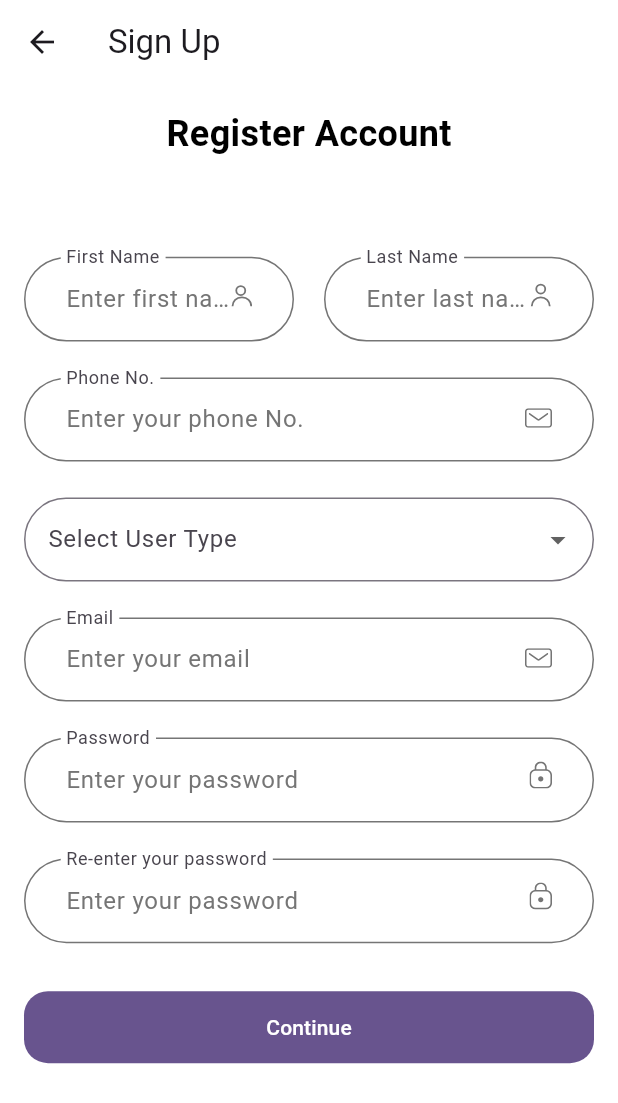
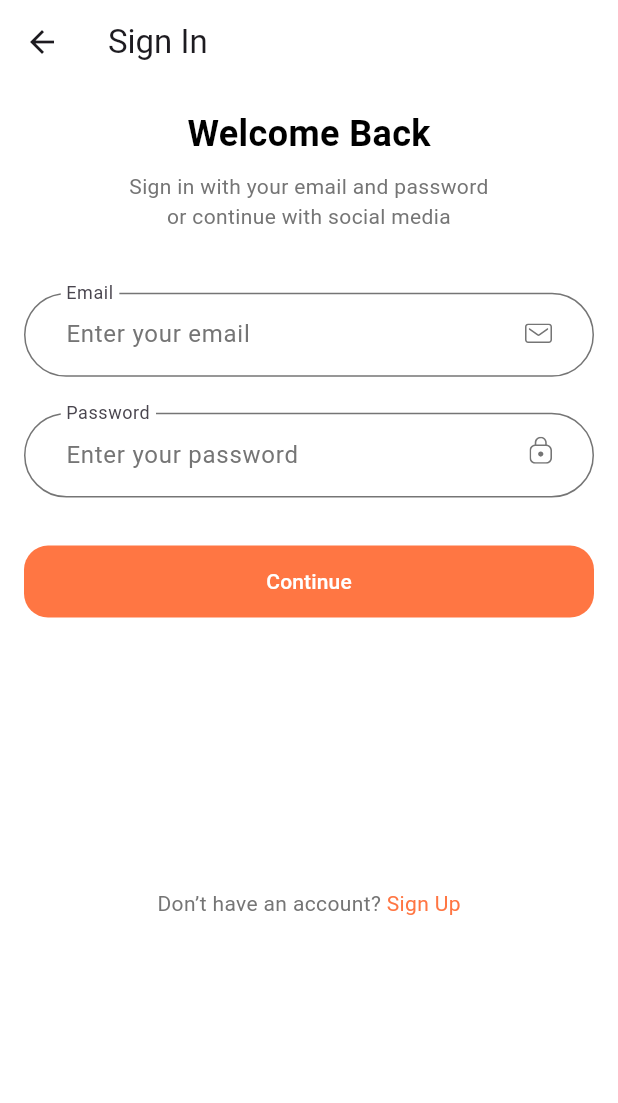
Before and after one commit to namankk/my_coach_buddy, a Flutter app: the SignUpScreen screen opened by its route, after a tap on "Continue", on a phone screen of 412 x 824 dp. Shown: the top 1103 px of the screen. Run offline on Flutter 3.47's test engine with Material 3 defaults, Android fonts, the phone set to English and light mode, and no system bars; our stand-ins replace flutter_svg, go_router; network calls fail.

Commit message:
Sign in screen added

```diff
--- a/lib/core/app_route/app_route.dart
+++ b/lib/core/app_route/app_route.dart
@@ -1,3 +1,4 @@
+import 'package:coach_buddy/feature/signin/view/signin_screen.dart';
 import 'package:coach_buddy/feature/signup/view/signup_screen.dart';
 import 'package:coach_buddy/feature/welcome/view/welcome_screen.dart';
 import 'package:flutter/material.dart';
@@ -17,6 +18,12 @@ final GoRouter appRoute = GoRouter(
             return const SignUpScreen();
           },
         ),
+        GoRoute(
+            path: SignInScreen.routeName,
+            builder: (BuildContext context, GoRouterState state) {
+              return const SignInScreen();
+            },
+        ),
       ],
     ),
   ],
--- /dev/null
+++ b/lib/feature/signin/view/components/signin_form.dart
@@ -0,0 +1,81 @@
+import 'package:coach_buddy/core/svg_icons/svg_icons.dart';
+import 'package:flutter/material.dart';
+import 'package:flutter_svg/svg.dart';
+
+class SignInForm extends StatelessWidget {
+  const SignInForm({super.key});
+
+  @override
+  Widget build(BuildContext context) {
+    return Form(
+      child: Column(
+        children: [
+          TextFormField(
+            onSaved: (email) {},
+            onChanged: (email) {},
+            textInputAction: TextInputAction.next,
+            decoration: InputDecoration(
+                hintText: "Enter your email",
+                labelText: "Email",
+                floatingLabelBehavior: FloatingLabelBehavior.always,
+                hintStyle: const TextStyle(color: Color(0xFF757575)),
+                contentPadding: const EdgeInsets.symmetric(
+                  horizontal: 24,
+                  vertical: 16,
+                ),
+                suffix: SvgPicture.string(
+                  mailIcon,
+                ),
+                border: authOutlineInputBorder,
+                enabledBorder: authOutlineInputBorder,
+                focusedBorder: authOutlineInputBorder.copyWith(
+                    borderSide: const BorderSide(color: Color(0xFFFF7643)))),
+          ),
+          Padding(
+            padding: const EdgeInsets.symmetric(vertical: 24),
+            child: TextFormField(
+              onSaved: (password) {},
+              onChanged: (password) {},
+              obscureText: true,
+              decoration: InputDecoration(
+                  hintText: "Enter your password",
+                  labelText: "Password",
+                  floatingLabelBehavior: FloatingLabelBehavior.always,
+                  hintStyle: const TextStyle(color: Color(0xFF757575)),
+                  contentPadding: const EdgeInsets.symmetric(
+                    horizontal: 24,
+                    vertical: 16,
+                  ),
+                  suffix: SvgPicture.string(
+                    lockIcon,
+                  ),
+                  border: authOutlineInputBorder,
+                  enabledBorder: authOutlineInputBorder,
+                  focusedBorder: authOutlineInputBorder.copyWith(
+                      borderSide: const BorderSide(color: Color(0xFFFF7643)))),
+            ),
+          ),
+          const SizedBox(height: 8),
+          ElevatedButton(
+            onPressed: () {},
+            style: ElevatedButton.styleFrom(
+              elevation: 0,
+              backgroundColor: const Color(0xFFFF7643),
+              foregroundColor: Colors.white,
+              minimumSize: const Size(double.infinity, 48),
+              shape: const RoundedRectangleBorder(
+                borderRadius: BorderRadius.all(Radius.circular(16)),
+              ),
+            ),
+            child: const Text("Continue"),
+          )
+        ],
+      ),
+    );
+  }
+}
+
+const authOutlineInputBorder = OutlineInputBorder(
+  borderSide: BorderSide(color: Color(0xFF757575)),
+  borderRadius: BorderRadius.all(Radius.circular(100)),
+);
--- /dev/null
+++ b/lib/feature/signin/view/signin_screen.dart
@@ -0,0 +1,106 @@
+import 'package:coach_buddy/feature/signin/view/components/signin_form.dart';
+import 'package:coach_buddy/feature/signup/view/signup_screen.dart';
+import 'package:flutter/material.dart';
+import 'package:go_router/go_router.dart';
+
+class SignInScreen extends StatelessWidget {
+  static const String routeName="signIn";
+
+  const SignInScreen({super.key});
+  @override
+  Widget build(BuildContext context) {
+    return Scaffold(
+      backgroundColor: Colors.white,
+      appBar: AppBar(
+        backgroundColor: Colors.white,
+        title: const Text("Sign In"),
+      ),
+      body: SafeArea(
+        child: SizedBox(
+          width: double.infinity,
+          child: Padding(
+            padding: const EdgeInsets.symmetric(horizontal: 16),
+            child: SingleChildScrollView(
+              child: Column(
+                children: [
+                  const SizedBox(height: 16),
+                  const Text(
+                    "Welcome Back",
+                    style: TextStyle(
+                      color: Colors.black,
+                      fontSize: 24,
+                      fontWeight: FontWeight.bold,
+                    ),
+                  ),
+                  const SizedBox(height: 8),
+                  const Text(
+                    "Sign in with your email and password  \nor continue with social media",
+                    textAlign: TextAlign.center,
+                    style: TextStyle(color: Color(0xFF757575)),
+                  ),
+                  // const SizedBox(height: 16),
+                  SizedBox(height: MediaQuery.of(context).size.height * 0.05),
+                  SignInForm(),
+                  SizedBox(height: MediaQuery.of(context).size.height * 0.2),
+                  // Row(
+                  //   mainAxisAlignment: MainAxisAlignment.center,
+                  //   children: [
+                  //     SocalCard(
+                  //       icon: SvgPicture.string(googleIcon),
+                  //       press: () {},
+                  //     ),
+                  //     Padding(
+                  //       padding: const EdgeInsets.symmetric(horizontal: 16),
+                  //       child: SocalCard(
+                  //         icon: SvgPicture.string(facebookIcon),
+                  //         press: () {},
+                  //       ),
+                  //     ),
+                  //     SocalCard(
+                  //       icon: SvgPicture.string(twitterIcon),
+                  //       press: () {},
+                  //     ),
+                  //   ],
+                  // ),
+                  const SizedBox(height: 16),
+                  const NoAccountText(),
+                ],
+              ),
+            ),
+          ),
+        ),
+      ),
+    );
+  }
+}
+
+
+class NoAccountText extends StatelessWidget {
+  const NoAccountText({
+    super.key,
+  });
+
+  @override
+  Widget build(BuildContext context) {
+    return Row(
+      mainAxisAlignment: MainAxisAlignment.center,
+      children: [
+        const Text(
+          "Don’t have an account? ",
+          style: TextStyle(color: Color(0xFF757575)),
+        ),
+        GestureDetector(
+          onTap: () {
+            context.go("/${SignUpScreen.routeName}");
+          },
+          child: const Text(
+            "Sign Up",
+            style: TextStyle(
+              color: Color(0xFFFF7643),
+            ),
+          ),
+        ),
+      ],
+    );
+  }
+}
--- a/lib/feature/signup/view/components/signup_form.dart
+++ b/lib/feature/signup/view/components/signup_form.dart
@@ -1,7 +1,9 @@
 import 'package:coach_buddy/core/svg_icons/svg_icons.dart';
+import 'package:coach_buddy/feature/signin/view/signin_screen.dart';
 import 'package:coach_buddy/feature/signup/view/components/user_type_dropdown.dart';
 import 'package:flutter/material.dart';
 import 'package:flutter_svg/flutter_svg.dart';
+import 'package:go_router/go_router.dart';
 
 class SignUpForm extends StatelessWidget {
   const SignUpForm({super.key});
@@ -160,7 +162,10 @@ class SignUpForm extends StatelessWidget {
 
           const SizedBox(height: 32),
           ElevatedButton(
-            onPressed: () {},
+            onPressed: () {
+              context.go("/${SignInScreen.routeName}");
+
+            },
             style: ElevatedButton.styleFrom(
               elevation: 0,
               backgroundColor: Theme.of(context).primaryColor,
```
